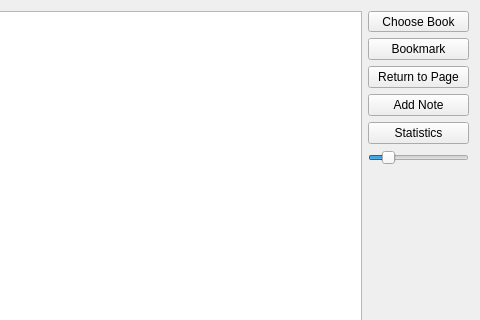
Qt form src/openbkz.ui (lettergram/OpenBKZ) before a commit; both pictures show x 302 to 782 and y 0 to 320 of the 782 by 601 pixel window.
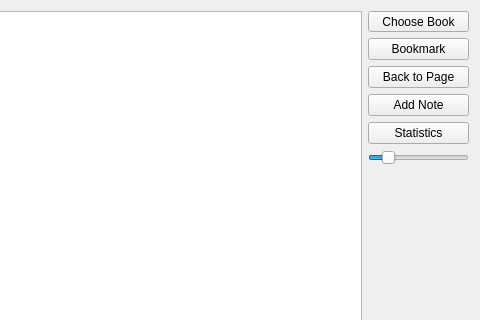
The same form after that commit.

Commit message: r button now returns you to bookmarked page, also refactored and commented

The edit to the form file:
```diff
--- a/src/openbkz.ui
+++ b/src/openbkz.ui
@@ -33,7 +33,7 @@
        </size>
       </property>
       <property name="text">
-       <string>Return to Page</string>
+       <string>Back to Page</string>
       </property>
      </widget>
     </item>
```
The commit also changes 2 other files.
